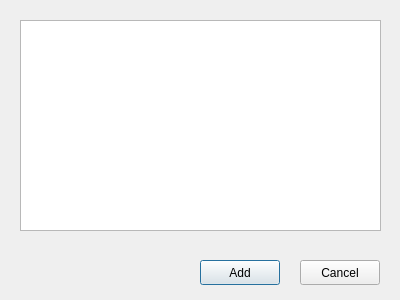
Old version of the form src/DialogAddAction.ui in the repository polybox3d/Tools-Polybox.
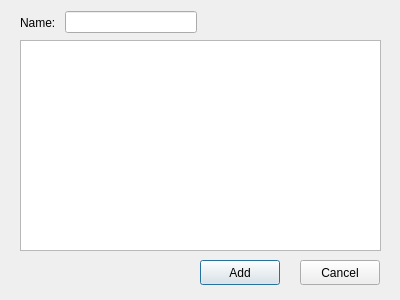
New version of the form.

```diff
--- a/src/DialogAddAction.ui
+++ b/src/DialogAddAction.ui
@@ -17,7 +17,7 @@
    <property name="geometry">
     <rect>
      <x>20</x>
-     <y>20</y>
+     <y>40</y>
      <width>361</width>
      <height>211</height>
     </rect>
@@ -49,6 +49,28 @@
     <string>Cancel</string>
    </property>
   </widget>
+  <widget class="QWidget" name="">
+   <property name="geometry">
+    <rect>
+     <x>20</x>
+     <y>10</y>
+     <width>177</width>
+     <height>25</height>
+    </rect>
+   </property>
+   <layout class="QHBoxLayout" name="horizontalLayout">
+    <item>
+     <widget class="QLabel" name="label">
+      <property name="text">
+       <string>Name: </string>
+      </property>
+     </widget>
+    </item>
+    <item>
+     <widget class="QLineEdit" name="actionName"/>
+    </item>
+   </layout>
+  </widget>
  </widget>
  <resources/>
  <connections/>
```
